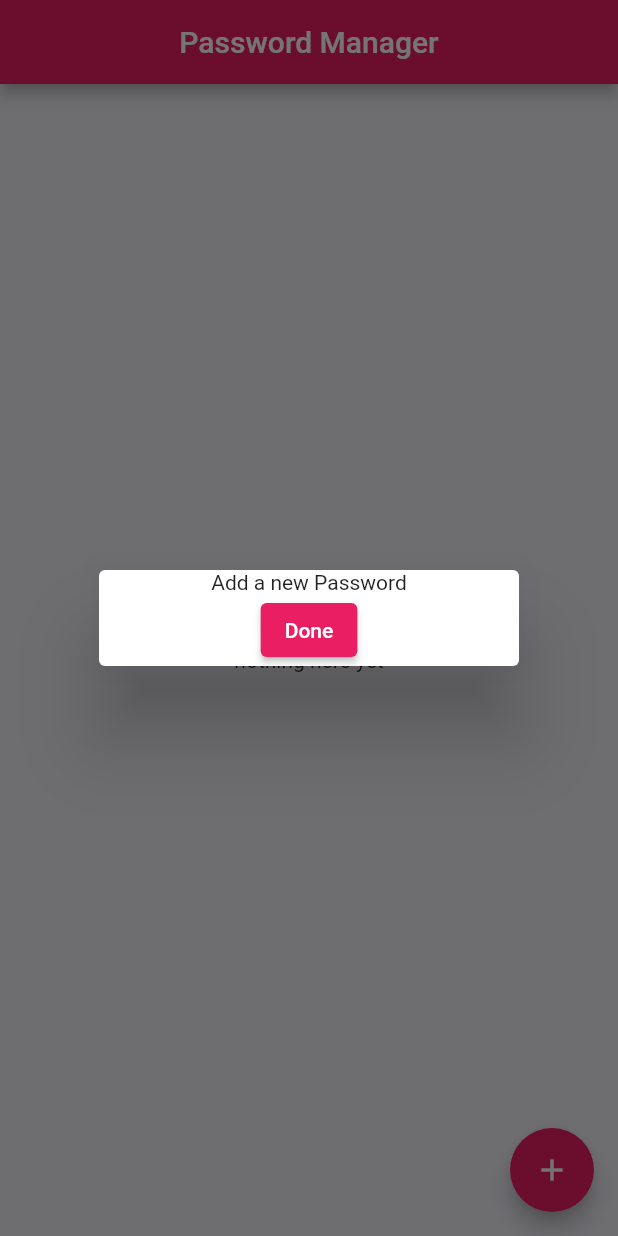
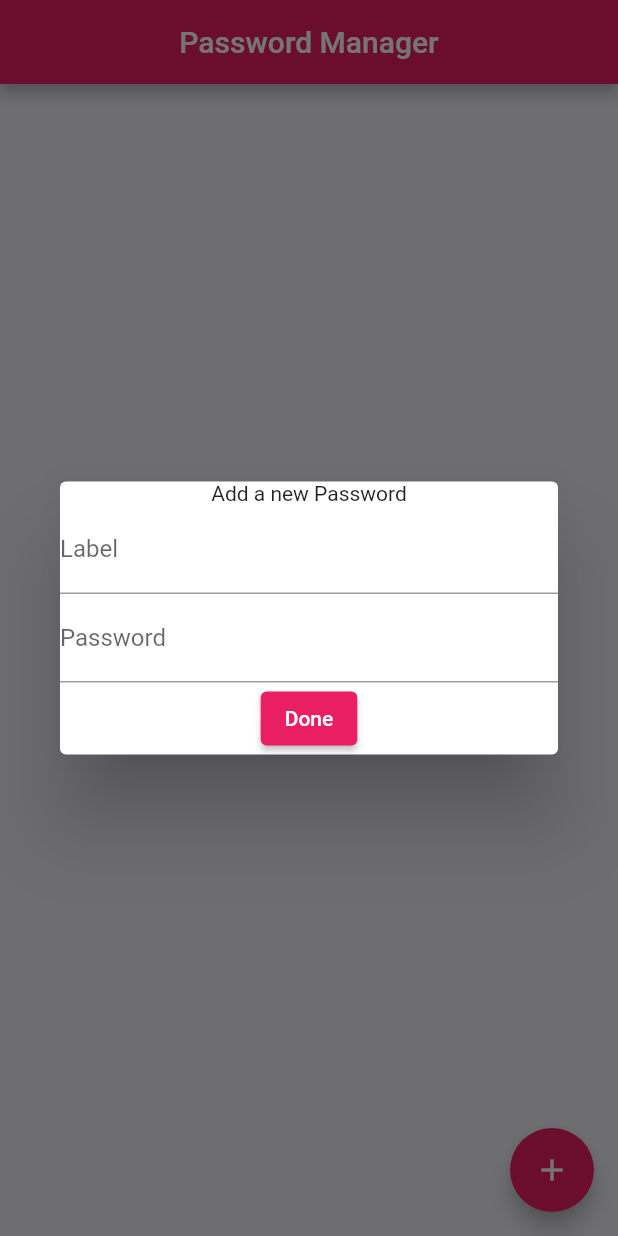
Before and after one commit to chfleury/password-manager, a Flutter app: the screen it shows after launch, after a tap on the "add" icon, on a phone screen of 412 x 824 dp. Run offline on Flutter 3.47's test engine with Material 2 defaults, Android fonts, the phone set to English and light mode, and no system bars; our stand-ins replace sqflite; accounts and stored records are empty.

```diff
--- a/lib/pages/home_page.dart
+++ b/lib/pages/home_page.dart
@@ -42,24 +42,19 @@ class _HomePageState extends State<HomePage> {
           ? buildListView()
           : Center(child: LinearProgressIndicator()),
       floatingActionButton: FloatingActionButton(
-        child: Icon(Icons.add),
-        onPressed: () => showDialog(
-          context: context,
-          builder: (_) => AddPassDialog(
-            () => setState(() {
-              print('callBack');
-              _passList.add((Pass()));
-            }),
-          ),
-        ),
-        // onPressed: () async {
-        //   await RepositoryService.addPass(null);
+          child: Icon(Icons.add),
+          onPressed: () async {
+            Pass _pass = await showDialog(
+              context: context,
+              builder: (_) => AddPassDialog(),
+            );
 
-        //   setState(() {
-        //     _passList.add((Pass()));
-        //   });
-        // }
-      ),
+            if (_pass.password.length > 0) {
+              setState(() {
+                _passList.add(_pass);
+              });
+            }
+          }),
     );
   }
 
--- a/lib/widgets/add_pass_dialog.dart
+++ b/lib/widgets/add_pass_dialog.dart
@@ -1,24 +1,50 @@
 import 'package:flutter/material.dart';
+import 'package:flutter/scheduler.dart';
+
+import '../models/pass.dart';
 import '../constants.dart';
-
 import '../repository/service.dart';
 
 class AddPassDialog extends StatelessWidget {
-  final VoidCallback _callBack;
-  AddPassDialog(this._callBack);
   @override
   Widget build(BuildContext context) {
+    String _password;
+    String _label;
+    final _formKey = GlobalKey<FormState>();
     return Dialog(
       child: Form(
+        key: _formKey,
         child: Column(
           mainAxisSize: MainAxisSize.min,
           children: [
             Text(Constants.of(context).addPass),
+            TextFormField(
+              decoration: InputDecoration(labelText: 'Label'),
+              onSaved: (input) => _label = input,
+            ),
+            TextFormField(
+              validator: (input) => input.length < 3
+                  ? 'Password must contain at least 3 characters'
+                  : null,
+              onSaved: (input) => _password = input,
+              decoration: InputDecoration(labelText: 'Password'),
+            ),
             ElevatedButton(
                 onPressed: () async {
-                  await RepositoryService.addPass(null);
-                  Navigator.of(context).pop();
-                  _callBack();
+                  if (_formKey.currentState.validate()) {
+                    // Save the form
+                    _formKey.currentState.save();
+
+                    // Add new pass to DB
+                    await RepositoryService.addPass(
+                        Pass(label: _label, password: _password));
+
+                    // Then pop dialog with new password to add in _passList
+                    Navigator.of(context).pop(Pass(
+                      label: _label,
+                      password: _password,
+                    ));
+                  }
                 },
                 child: Text(Constants.of(context).done)),
           ],
@@ -27,11 +53,3 @@ class AddPassDialog extends StatelessWidget {
     );
   }
 }
-
- // onPressed: () async {
-        //   await RepositoryService.addPass(null);
-
-        //   setState(() {
-        //     _passList.add((Pass()));
-        //   });
-        // }
```
